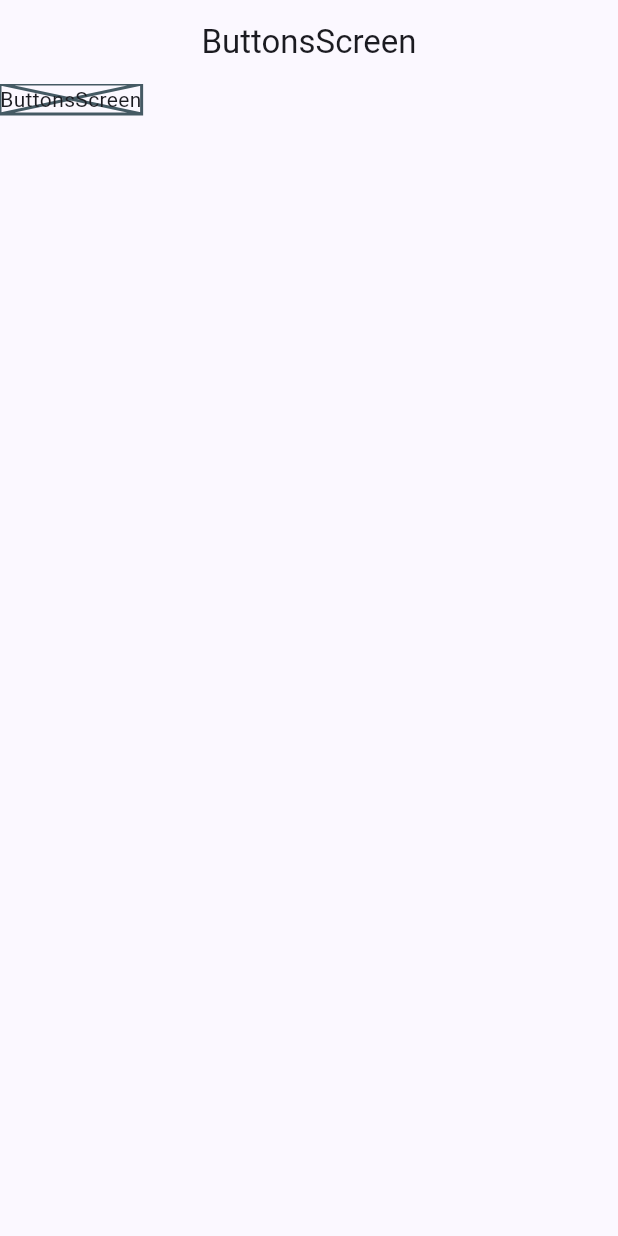
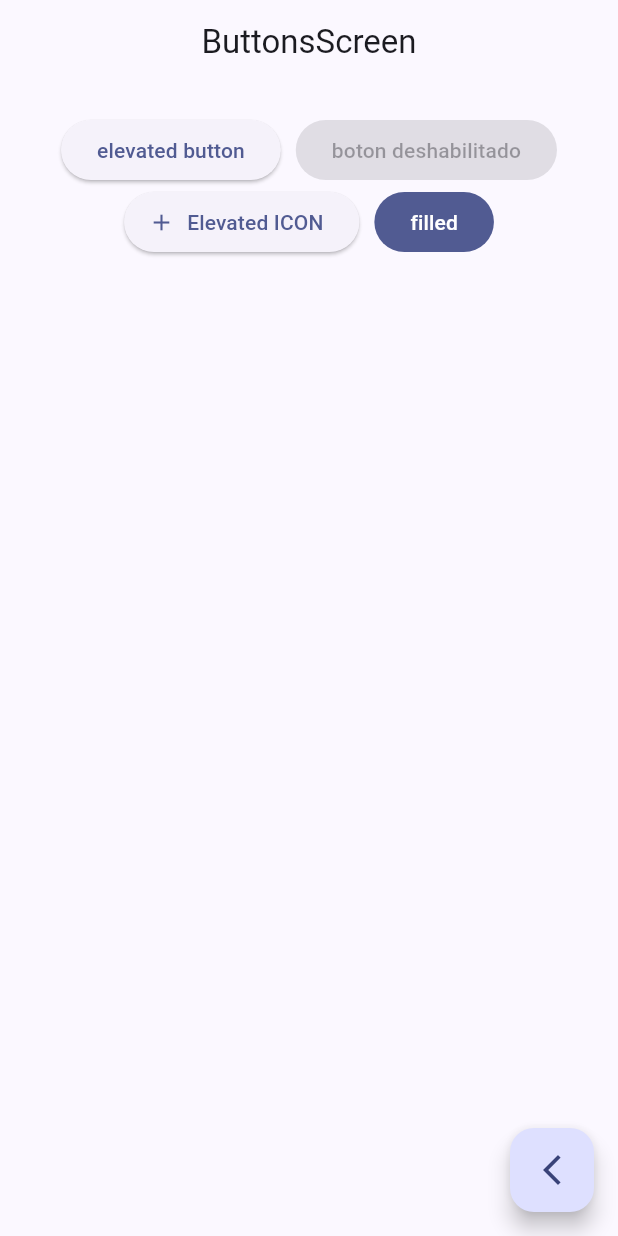
Before and after one commit to G-Jhojan/widgets_app, a Flutter app: the ButtonsScreen screen opened by its route, on a phone screen of 412 x 824 dp. Run offline on Flutter 3.47's test engine with Material 2 defaults, Android fonts, the phone set to English and light mode, and no system bars; our stand-ins replace go_router.

Commit message:
creacion de algunos botones

```diff
--- a/lib/presentation/screens/buttons/buttons_screen.dart
+++ b/lib/presentation/screens/buttons/buttons_screen.dart
@@ -1,20 +1,51 @@
 import 'package:flutter/material.dart';
+import 'package:go_router/go_router.dart';
 
 class ButtonsScreen extends StatelessWidget {
-
-   static const String name = 'buttons_screen';
-
+  static const String name = 'buttons_screen';
 
   const ButtonsScreen({Key? key}) : super(key: key);
 
   @override
   Widget build(BuildContext context) {
-    return  Scaffold(
-      appBar: AppBar(
-        title: const Text('ButtonsScreen'),
-      ),
-      body: const Placeholder(
-         child: Text('ButtonsScreen'),
+    return Scaffold(
+        appBar: AppBar(
+          title: const Text('ButtonsScreen'),
+        ),
+        body: _ButtonsView(),
+        floatingActionButton: FloatingActionButton(
+          onPressed: () {
+            context.pop();
+          },
+          child: const Icon(Icons.arrow_back_ios_new_outlined),
+        ));
+  }
+}
+
+class _ButtonsView extends StatelessWidget {
+  @override
+  Widget build(BuildContext context) {
+    return SizedBox(
+      width: double.infinity,
+      child: Padding(
+        padding: const EdgeInsets.symmetric(horizontal:10, vertical: 20),
+        child: Wrap(
+          spacing: 10,
+          alignment: WrapAlignment.center,
+          children: [
+            ElevatedButton(onPressed: (){}, child: const Text('elevated button')),
+
+            const ElevatedButton(onPressed: null , child:  Text('boton deshabilitado')),
+
+            ElevatedButton.icon(onPressed: (){}, icon: const Icon(Icons.add),
+            label: const Text('Elevated ICON')),
+
+            FilledButton(onPressed: (){}, child:const Text('filled'))
+
+
+          ],
+
+        ),
       ),
     );
   }
--- a/lib/presentation/screens/home/home_screen.dart
+++ b/lib/presentation/screens/home/home_screen.dart
@@ -56,8 +56,8 @@ class _CustomListTile extends StatelessWidget {
       subtitle: Text(menuItem.subTitle),
       onTap: () {
         //todo: navegar a la pantalla
-        //context.push(menuItem.link);
-        context.push(CardsScreen.name);
+        context.push(menuItem.link);
+        //context.pushNamed(menuItem.link);
       },
     );
   }
```
